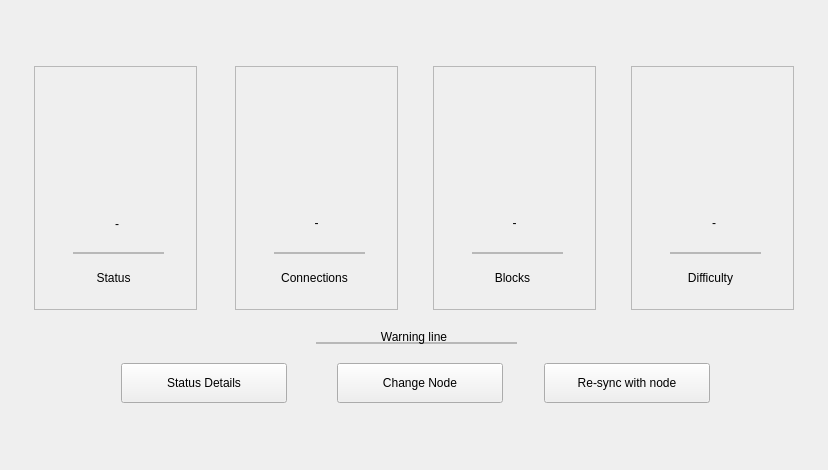
Before: the Qt Designer form windows/u_nodeinfo_w.ui in 0xkobe/mwc-wallet, drawn with Qt 5.
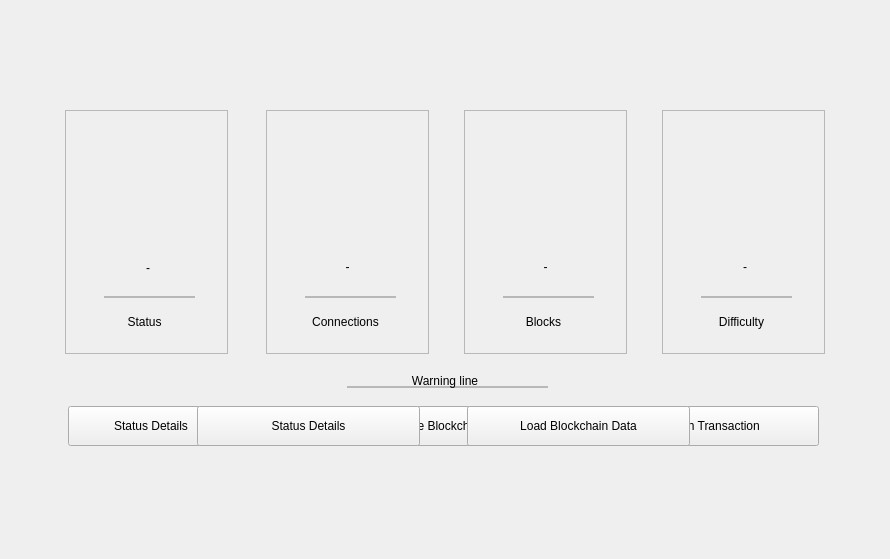
After: the same form once the commit is applied. Icons and pictures are not drawn. Custom widgets are drawn as their Qt base class.

Commit message: online node mode. First version.

Diff of the .ui file:
```diff
--- a/windows/u_nodeinfo_w.ui
+++ b/windows/u_nodeinfo_w.ui
@@ -6,8 +6,8 @@
    <rect>
     <x>0</x>
     <y>0</y>
-    <width>828</width>
-    <height>470</height>
+    <width>890</width>
+    <height>559</height>
    </rect>
   </property>
   <property name="windowTitle">
@@ -17,30 +17,32 @@
    <property name="spacing">
     <number>0</number>
    </property>
-   <property name="leftMargin">
-    <number>10</number>
-   </property>
-   <property name="topMargin">
-    <number>10</number>
-   </property>
-   <property name="rightMargin">
-    <number>10</number>
-   </property>
-   <property name="bottomMargin">
-    <number>10</number>
-   </property>
    <item>
-    <spacer name="verticalSpacer_2">
-     <property name="orientation">
-      <enum>Qt::Vertical</enum>
-     </property>
-     <property name="sizeHint" stdset="0">
-      <size>
-       <width>20</width>
-       <height>0</height>
-      </size>
-     </property>
-    </spacer>
+    <layout class="QHBoxLayout" name="horizontalLayout_3">
+     <item>
+      <widget class="QWidget" name="verticalSpacer_5" native="true">
+       <property name="minimumSize">
+        <size>
+         <width>0</width>
+         <height>60</height>
+        </size>
+       </property>
+      </widget>
+     </item>
+     <item>
+      <spacer name="horizontalSpacer_5">
+       <property name="orientation">
+        <enum>Qt::Horizontal</enum>
+       </property>
+       <property name="sizeHint" stdset="0">
+        <size>
+         <width>40</width>
+         <height>20</height>
+        </size>
+       </property>
+      </spacer>
+     </item>
+    </layout>
    </item>
    <item>
     <layout class="QHBoxLayout" name="horizontalLayout">
@@ -83,34 +85,6 @@
        <property name="frameShadow">
         <enum>QFrame::Raised</enum>
        </property>
-       <widget class="control::MwcPushButtonNormal" name="changeNodeButton">
-        <property name="geometry">
-         <rect>
-          <x>306</x>
-          <y>297</y>
-          <width>166</width>
-          <height>40</height>
-         </rect>
-        </property>
-        <property name="minimumSize">
-         <size>
-          <width>0</width>
-          <height>40</height>
-         </size>
-        </property>
-        <property name="maximumSize">
-         <size>
-          <width>16777215</width>
-          <height>40</height>
-         </size>
-        </property>
-        <property name="toolTip">
-         <string>Change mwc node that your wallet is connected to</string>
-        </property>
-        <property name="text">
-         <string>Change Node</string>
-        </property>
-       </widget>
        <widget class="control::MwcFrameWithBorder" name="frame_3">
         <property name="geometry">
          <rect>
@@ -363,34 +337,6 @@
          </property>
         </widget>
        </widget>
-       <widget class="control::MwcPushButtonNormal" name="refreshButton">
-        <property name="geometry">
-         <rect>
-          <x>513</x>
-          <y>297</y>
-          <width>166</width>
-          <height>40</height>
-         </rect>
-        </property>
-        <property name="minimumSize">
-         <size>
-          <width>0</width>
-          <height>40</height>
-         </size>
-        </property>
-        <property name="maximumSize">
-         <size>
-          <width>16777215</width>
-          <height>40</height>
-         </size>
-        </property>
-        <property name="toolTip">
-         <string>Re-sync your wallet with a full node. Please note, resync process will take time.</string>
-        </property>
-        <property name="text">
-         <string>Re-sync with node</string>
-        </property>
-       </widget>
        <widget class="control::MwcFrameWithBorder" name="frame_5">
         <property name="geometry">
          <rect>
@@ -509,33 +455,277 @@
          <bool>true</bool>
         </property>
        </widget>
-       <widget class="control::MwcPushButtonNormal" name="showLogsButton">
+       <widget class="QFrame" name="onlineWalletBtns">
         <property name="geometry">
          <rect>
-          <x>90</x>
-          <y>297</y>
-          <width>166</width>
-          <height>40</height>
+          <x>0</x>
+          <y>294</y>
+          <width>766</width>
+          <height>44</height>
          </rect>
         </property>
-        <property name="minimumSize">
-         <size>
-          <width>0</width>
-          <height>40</height>
-         </size>
+        <property name="frameShape">
+         <enum>QFrame::NoFrame</enum>
         </property>
-        <property name="maximumSize">
-         <size>
-          <width>16777215</width>
-          <height>40</height>
-         </size>
+        <property name="frameShadow">
+         <enum>QFrame::Raised</enum>
         </property>
-        <property name="toolTip">
-         <string>Re-sync your wallet with a full node. Please note, resync process will take time.</string>
+        <widget class="control::MwcPushButtonNormal" name="refreshButton">
+         <property name="geometry">
+          <rect>
+           <x>507</x>
+           <y>2</y>
+           <width>166</width>
+           <height>40</height>
+          </rect>
+         </property>
+         <property name="minimumSize">
+          <size>
+           <width>0</width>
+           <height>40</height>
+          </size>
+         </property>
+         <property name="maximumSize">
+          <size>
+           <width>16777215</width>
+           <height>40</height>
+          </size>
+         </property>
+         <property name="toolTip">
+          <string>Re-sync your wallet with a full node. Please note, resync process will take time.</string>
+         </property>
+         <property name="text">
+          <string>Re-sync with node</string>
+         </property>
+        </widget>
+        <widget class="control::MwcPushButtonNormal" name="changeNodeButton">
+         <property name="geometry">
+          <rect>
+           <x>297</x>
+           <y>2</y>
+           <width>166</width>
+           <height>40</height>
+          </rect>
+         </property>
+         <property name="minimumSize">
+          <size>
+           <width>0</width>
+           <height>40</height>
+          </size>
+         </property>
+         <property name="maximumSize">
+          <size>
+           <width>16777215</width>
+           <height>40</height>
+          </size>
+         </property>
+         <property name="toolTip">
+          <string>Change mwc node that your wallet is connected to</string>
+         </property>
+         <property name="text">
+          <string>Change Node</string>
+         </property>
+        </widget>
+        <widget class="control::MwcPushButtonNormal" name="showLogsButton">
+         <property name="geometry">
+          <rect>
+           <x>72</x>
+           <y>2</y>
+           <width>166</width>
+           <height>40</height>
+          </rect>
+         </property>
+         <property name="minimumSize">
+          <size>
+           <width>0</width>
+           <height>40</height>
+          </size>
+         </property>
+         <property name="maximumSize">
+          <size>
+           <width>16777215</width>
+           <height>40</height>
+          </size>
+         </property>
+         <property name="toolTip">
+          <string>Re-sync your wallet with a full node. Please note, resync process will take time.</string>
+         </property>
+         <property name="text">
+          <string>Status Details</string>
+         </property>
+        </widget>
+       </widget>
+       <widget class="QFrame" name="onlineNodeBtns">
+        <property name="geometry">
+         <rect>
+          <x>0</x>
+          <y>294</y>
+          <width>766</width>
+          <height>44</height>
+         </rect>
         </property>
-        <property name="text">
-         <string>Status Details</string>
+        <property name="frameShape">
+         <enum>QFrame::NoFrame</enum>
         </property>
+        <property name="frameShadow">
+         <enum>QFrame::Raised</enum>
+        </property>
+        <widget class="control::MwcPushButtonNormal" name="showLogsButton_5">
+         <property name="geometry">
+          <rect>
+           <x>6</x>
+           <y>2</y>
+           <width>166</width>
+           <height>40</height>
+          </rect>
+         </property>
+         <property name="minimumSize">
+          <size>
+           <width>0</width>
+           <height>40</height>
+          </size>
+         </property>
+         <property name="maximumSize">
+          <size>
+           <width>16777215</width>
+           <height>40</height>
+          </size>
+         </property>
+         <property name="toolTip">
+          <string>Re-sync your wallet with a full node. Please note, resync process will take time.</string>
+         </property>
+         <property name="text">
+          <string>Status Details</string>
+         </property>
+        </widget>
+        <widget class="control::MwcPushButtonNormal" name="saveBlockchianData">
+         <property name="geometry">
+          <rect>
+           <x>282</x>
+           <y>2</y>
+           <width>223</width>
+           <height>40</height>
+          </rect>
+         </property>
+         <property name="minimumSize">
+          <size>
+           <width>0</width>
+           <height>40</height>
+          </size>
+         </property>
+         <property name="maximumSize">
+          <size>
+           <width>16777215</width>
+           <height>40</height>
+          </size>
+         </property>
+         <property name="toolTip">
+          <string>Re-sync your wallet with a full node. Please note, resync process will take time.</string>
+         </property>
+         <property name="text">
+          <string>Save Blockchain Data</string>
+         </property>
+        </widget>
+        <widget class="control::MwcPushButtonNormal" name="publishTransaction">
+         <property name="geometry">
+          <rect>
+           <x>534</x>
+           <y>2</y>
+           <width>223</width>
+           <height>40</height>
+          </rect>
+         </property>
+         <property name="minimumSize">
+          <size>
+           <width>0</width>
+           <height>40</height>
+          </size>
+         </property>
+         <property name="maximumSize">
+          <size>
+           <width>16777215</width>
+           <height>40</height>
+          </size>
+         </property>
+         <property name="toolTip">
+          <string>Re-sync your wallet with a full node. Please note, resync process will take time.</string>
+         </property>
+         <property name="text">
+          <string>Publish Transaction</string>
+         </property>
+        </widget>
+       </widget>
+       <widget class="QFrame" name="coldWalletBtns">
+        <property name="geometry">
+         <rect>
+          <x>0</x>
+          <y>294</y>
+          <width>766</width>
+          <height>44</height>
+         </rect>
+        </property>
+        <property name="frameShape">
+         <enum>QFrame::NoFrame</enum>
+        </property>
+        <property name="frameShadow">
+         <enum>QFrame::Raised</enum>
+        </property>
+        <widget class="control::MwcPushButtonNormal" name="showLogsButton_8">
+         <property name="geometry">
+          <rect>
+           <x>135</x>
+           <y>2</y>
+           <width>223</width>
+           <height>40</height>
+          </rect>
+         </property>
+         <property name="minimumSize">
+          <size>
+           <width>0</width>
+           <height>40</height>
+          </size>
+         </property>
+         <property name="maximumSize">
+          <size>
+           <width>16777215</width>
+           <height>40</height>
+          </size>
+         </property>
+         <property name="toolTip">
+          <string>Re-sync your wallet with a full node. Please note, resync process will take time.</string>
+         </property>
+         <property name="text">
+          <string>Status Details</string>
+         </property>
+        </widget>
+        <widget class="control::MwcPushButtonNormal" name="loadBlockchainData">
+         <property name="geometry">
+          <rect>
+           <x>405</x>
+           <y>2</y>
+           <width>223</width>
+           <height>40</height>
+          </rect>
+         </property>
+         <property name="minimumSize">
+          <size>
+           <width>0</width>
+           <height>40</height>
+          </size>
+         </property>
+         <property name="maximumSize">
+          <size>
+           <width>16777215</width>
+           <height>40</height>
+          </size>
+         </property>
+         <property name="toolTip">
+          <string>Re-sync your wallet with a full node. Please note, resync process will take time.</string>
+         </property>
+         <property name="text">
+          <string>Load Blockchain Data</string>
+         </property>
+        </widget>
        </widget>
       </widget>
      </item>
@@ -555,21 +745,124 @@
     </layout>
    </item>
    <item>
-    <spacer name="verticalSpacer">
-     <property name="orientation">
-      <enum>Qt::Vertical</enum>
+    <layout class="QVBoxLayout" name="verticalLayout" stretch="1,0,1">
+     <property name="spacing">
+      <number>0</number>
      </property>
-     <property name="sizeHint" stdset="0">
-      <size>
-       <width>20</width>
-       <height>0</height>
-      </size>
-     </property>
-    </spacer>
+     <item>
+      <spacer name="verticalSpacer_3">
+       <property name="orientation">
+        <enum>Qt::Vertical</enum>
+       </property>
+       <property name="sizeHint" stdset="0">
+        <size>
+         <width>20</width>
+         <height>90</height>
+        </size>
+       </property>
+      </spacer>
+     </item>
+     <item>
+      <layout class="QHBoxLayout" name="horizontalLayout_2">
+       <property name="spacing">
+        <number>0</number>
+       </property>
+       <item>
+        <spacer name="horizontalSpacer_3">
+         <property name="orientation">
+          <enum>Qt::Horizontal</enum>
+         </property>
+         <property name="sizeHint" stdset="0">
+          <size>
+           <width>40</width>
+           <height>20</height>
+          </size>
+         </property>
+        </spacer>
+       </item>
+       <item>
+        <widget class="control::MwcLabelProgress" name="progress">
+         <property name="sizePolicy">
+          <sizepolicy hsizetype="Preferred" vsizetype="Preferred">
+           <horstretch>0</horstretch>
+           <verstretch>0</verstretch>
+          </sizepolicy>
+         </property>
+         <property name="minimumSize">
+          <size>
+           <width>50</width>
+           <height>50</height>
+          </size>
+         </property>
+         <property name="maximumSize">
+          <size>
+           <width>50</width>
+           <height>50</height>
+          </size>
+         </property>
+         <property name="text">
+          <string/>
+         </property>
+         <property name="pixmap">
+          <pixmap>:/img/loader.gif</pixmap>
+         </property>
+        </widget>
+       </item>
+       <item>
+        <widget class="QWidget" name="widget" native="true">
+         <property name="minimumSize">
+          <size>
+           <width>1</width>
+           <height>50</height>
+          </size>
+         </property>
+         <property name="maximumSize">
+          <size>
+           <width>1</width>
+           <height>50</height>
+          </size>
+         </property>
+        </widget>
+       </item>
+       <item>
+        <spacer name="horizontalSpacer_4">
+         <property name="orientation">
+          <enum>Qt::Horizontal</enum>
+         </property>
+         <property name="sizeHint" stdset="0">
+          <size>
+           <width>40</width>
+           <height>20</height>
+          </size>
+         </property>
+        </spacer>
+       </item>
+      </layout>
+     </item>
+     <item>
+      <spacer name="verticalSpacer_4">
+       <property name="orientation">
+        <enum>Qt::Vertical</enum>
+       </property>
+       <property name="sizeHint" stdset="0">
+        <size>
+         <width>20</width>
+         <height>40</height>
+        </size>
+       </property>
+      </spacer>
+     </item>
+    </layout>
    </item>
   </layout>
  </widget>
  <customwidgets>
+  <customwidget>
+   <class>control::MwcFrameWithBorder</class>
+   <extends>QFrame</extends>
+   <header>control/MwcFrameWithBorder.h</header>
+   <container>1</container>
+  </customwidget>
   <customwidget>
    <class>control::MwcPushButtonNormal</class>
    <extends>QPushButton</extends>
@@ -580,11 +873,6 @@
    <extends>QLabel</extends>
    <header>control/MwcLabel.h</header>
   </customwidget>
-  <customwidget>
-   <class>control::MwcLabelNormal</class>
-   <extends>QLabel</extends>
-   <header>control/MwcLabel.h</header>
-  </customwidget>
   <customwidget>
    <class>control::MwcLine</class>
    <extends>QFrame</extends>
@@ -592,10 +880,14 @@
    <container>1</container>
   </customwidget>
   <customwidget>
-   <class>control::MwcFrameWithBorder</class>
-   <extends>QFrame</extends>
-   <header>control/MwcFrameWithBorder.h</header>
-   <container>1</container>
+   <class>control::MwcLabelNormal</class>
+   <extends>QLabel</extends>
+   <header>control/MwcLabel.h</header>
+  </customwidget>
+  <customwidget>
+   <class>control::MwcLabelProgress</class>
+   <extends>QLabel</extends>
+   <header>control/MwcLabelProgress.h</header>
   </customwidget>
  </customwidgets>
  <tabstops>
```
The commit also changes 29 other files.
